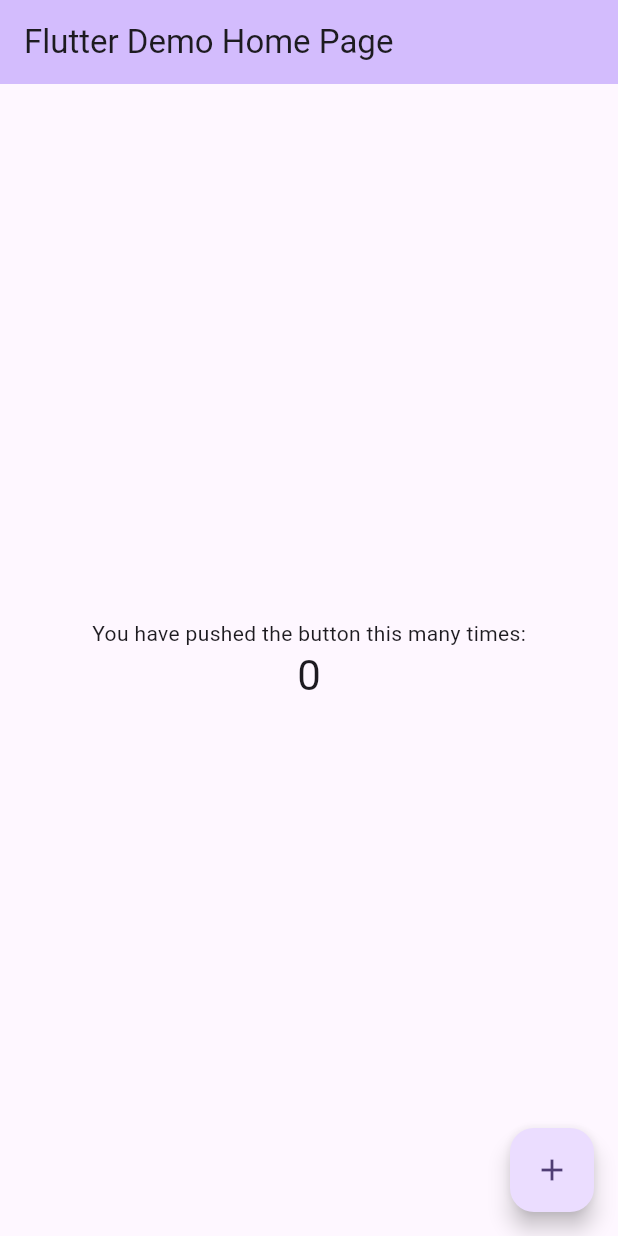
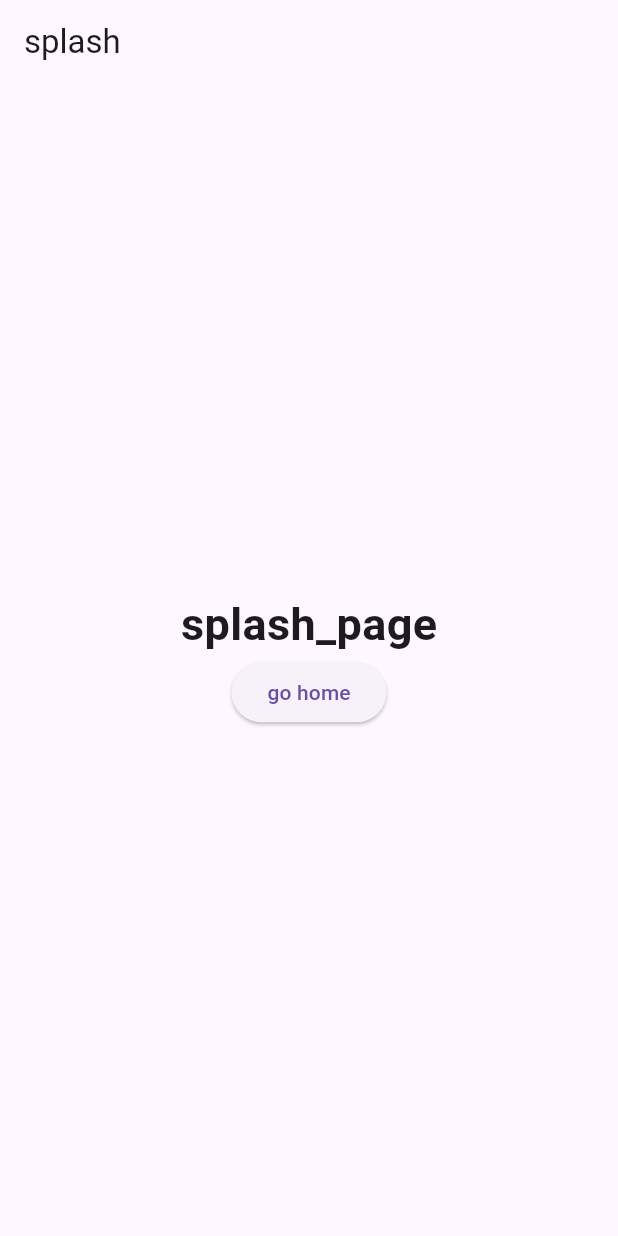
Before and after one commit to rrilla/Study-Flutter-E_commerce, a Flutter app: the screen it shows after launch, on a phone screen of 412 x 824 dp. Run offline on Flutter 3.47's test engine with Material 3 defaults, Android fonts, the phone set to English and light mode, and no system bars; our stand-ins replace go_router.

Commit message:
feat: Routing 개발.(lib: GoRouter)

```diff
--- a/lib/main.dart
+++ b/lib/main.dart
@@ -1,125 +1,17 @@
+import 'package:e_commerce_app/presentation/routes/routes.dart';
 import 'package:flutter/material.dart';
 
 void main() {
-  runApp(const MyApp());
+  runApp(const MainApp());
 }
 
-class MyApp extends StatelessWidget {
-  const MyApp({super.key});
+class MainApp extends StatelessWidget {
+  const MainApp({super.key});
 
-  // This widget is the root of your application.
   @override
   Widget build(BuildContext context) {
-    return MaterialApp(
-      title: 'Flutter Demo',
-      theme: ThemeData(
-        // This is the theme of your application.
-        //
-        // TRY THIS: Try running your application with "flutter run". You'll see
-        // the application has a blue toolbar. Then, without quitting the app,
-        // try changing the seedColor in the colorScheme below to Colors.green
-        // and then invoke "hot reload" (save your changes or press the "hot
-        // reload" button in a Flutter-supported IDE, or press "r" if you used
-        // the command line to start the app).
-        //
-        // Notice that the counter didn't reset back to zero; the application
-        // state is not lost during the reload. To reset the state, use hot
-        // restart instead.
-        //
-        // This works for code too, not just values: Most code changes can be
-        // tested with just a hot reload.
-        colorScheme: ColorScheme.fromSeed(seedColor: Colors.deepPurple),
-        useMaterial3: true,
-      ),
-      home: const MyHomePage(title: 'Flutter Demo Home Page'),
+    return MaterialApp.router(
+      routerConfig: router,
     );
   }
 }
-
-class MyHomePage extends StatefulWidget {
-  const MyHomePage({super.key, required this.title});
-
-  // This widget is the home page of your application. It is stateful, meaning
-  // that it has a State object (defined below) that contains fields that affect
-  // how it looks.
-
-  // This class is the configuration for the state. It holds the values (in this
-  // case the title) provided by the parent (in this case the App widget) and
-  // used by the build method of the State. Fields in a Widget subclass are
-  // always marked "final".
-
-  final String title;
-
-  @override
-  State<MyHomePage> createState() => _MyHomePageState();
-}
-
-class _MyHomePageState extends State<MyHomePage> {
-  int _counter = 0;
-
-  void _incrementCounter() {
-    setState(() {
-      // This call to setState tells the Flutter framework that something has
-      // changed in this State, which causes it to rerun the build method below
-      // so that the display can reflect the updated values. If we changed
-      // _counter without calling setState(), then the build method would not be
-      // called again, and so nothing would appear to happen.
-      _counter++;
-    });
-  }
-
-  @override
-  Widget build(BuildContext context) {
-    // This method is rerun every time setState is called, for instance as done
-    // by the _incrementCounter method above.
-    //
-    // The Flutter framework has been optimized to make rerunning build methods
-    // fast, so that you can just rebuild anything that needs updating rather
-    // than having to individually change instances of widgets.
-    return Scaffold(
-      appBar: AppBar(
-        // TRY THIS: Try changing the color here to a specific color (to
-        // Colors.amber, perhaps?) and trigger a hot reload to see the AppBar
-        // change color while the other colors stay the same.
-        backgroundColor: Theme.of(context).colorScheme.inversePrimary,
-        // Here we take the value from the MyHomePage object that was created by
-        // the App.build method, and use it to set our appbar title.
-        title: Text(widget.title),
-      ),
-      body: Center(
-        // Center is a layout widget. It takes a single child and positions it
-        // in the middle of the parent.
-        child: Column(
-          // Column is also a layout widget. It takes a list of children and
-          // arranges them vertically. By default, it sizes itself to fit its
-          // children horizontally, and tries to be as tall as its parent.
-          //
-          // Column has various properties to control how it sizes itself and
-          // how it positions its children. Here we use mainAxisAlignment to
-          // center the children vertically; the main axis here is the vertical
-          // axis because Columns are vertical (the cross axis would be
-          // horizontal).
-          //
-          // TRY THIS: Invoke "debug painting" (choose the "Toggle Debug Paint"
-          // action in the IDE, or press "p" in the console), to see the
-          // wireframe for each widget.
-          mainAxisAlignment: MainAxisAlignment.center,
-          children: <Widget>[
-            const Text(
-              'You have pushed the button this many times:',
-            ),
-            Text(
-              '$_counter',
-              style: Theme.of(context).textTheme.headlineMedium,
-            ),
-          ],
-        ),
-      ),
-      floatingActionButton: FloatingActionButton(
-        onPressed: _incrementCounter,
-        tooltip: 'Increment',
-        child: const Icon(Icons.add),
-      ), // This trailing comma makes auto-formatting nicer for build methods.
-    );
-  }
-}
--- a/lib/presentation/pages/home/home_page.dart
+++ b/lib/presentation/pages/home/home_page.dart
@@ -0,0 +1,20 @@
+import 'package:flutter/material.dart';
+
+class HomePage extends StatelessWidget {
+  const HomePage({super.key});
+
+  @override
+  Widget build(BuildContext context) {
+    return Scaffold(
+      appBar: AppBar(
+        title: Text('Home'),
+      ),
+      body: Center(
+        child: Text(
+          'home_page',
+          style: TextStyle(fontSize: 30, fontWeight: FontWeight.bold),
+        ),
+      ),
+    );
+  }
+}
--- /dev/null
+++ b/lib/presentation/pages/splash/splash_page.dart
@@ -0,0 +1,32 @@
+import 'package:e_commerce_app/presentation/routes/route_path.dart';
+import 'package:flutter/material.dart';
+import 'package:go_router/go_router.dart';
+
+class SplashPage extends StatelessWidget {
+  const SplashPage({super.key});
+
+  @override
+  Widget build(BuildContext context) {
+    return Scaffold(
+      appBar: AppBar(
+        title: Text('splash'),
+      ),
+      body: Center(
+        child: Column(
+          mainAxisAlignment: MainAxisAlignment.center,
+          children: [
+
+            Text(
+              'splash_page',
+              style: TextStyle(fontSize: 30, fontWeight: FontWeight.bold),
+            ),
+            ElevatedButton(
+              onPressed: () => context.push(RoutePath.home),
+              child: Text('go home'),
+            )
+          ],
+        ),
+      ),
+    );
+  }
+}
--- /dev/null
+++ b/lib/presentation/routes/route_path.dart
@@ -0,0 +1,4 @@
+class RoutePath {
+  static const String home = '/home';
+  static const String splash = '/splash';
+}
--- a/lib/presentation/routes/routes.dart
+++ b/lib/presentation/routes/routes.dart
@@ -0,0 +1,20 @@
+import 'package:e_commerce_app/presentation/pages/home/home_page.dart';
+import 'package:e_commerce_app/presentation/pages/splash/splash_page.dart';
+import 'package:e_commerce_app/presentation/routes/route_path.dart';
+import 'package:go_router/go_router.dart';
+
+final GoRouter router = GoRouter(
+    routes: [
+      GoRoute(
+        path: RoutePath.splash,
+        name: 'splash',
+        builder: (context, state) => const SplashPage(),
+      ),
+      GoRoute(
+        path: RoutePath.home,
+        name: 'home',
+        builder: (context, state) => const HomePage(),
+      ),
+    ],
+    initialLocation: '/splash'
+);
--- a/pubspec.yaml
+++ b/pubspec.yaml
@@ -35,6 +35,7 @@ dependencies:
   # The following adds the Cupertino Icons font to your application.
   # Use with the CupertinoIcons class for iOS style icons.
   cupertino_icons: ^1.0.2
+  go_router: ^13.2.0
 
 dev_dependencies:
   flutter_test:
```
Also changed, not shown: pubspec.lock.
